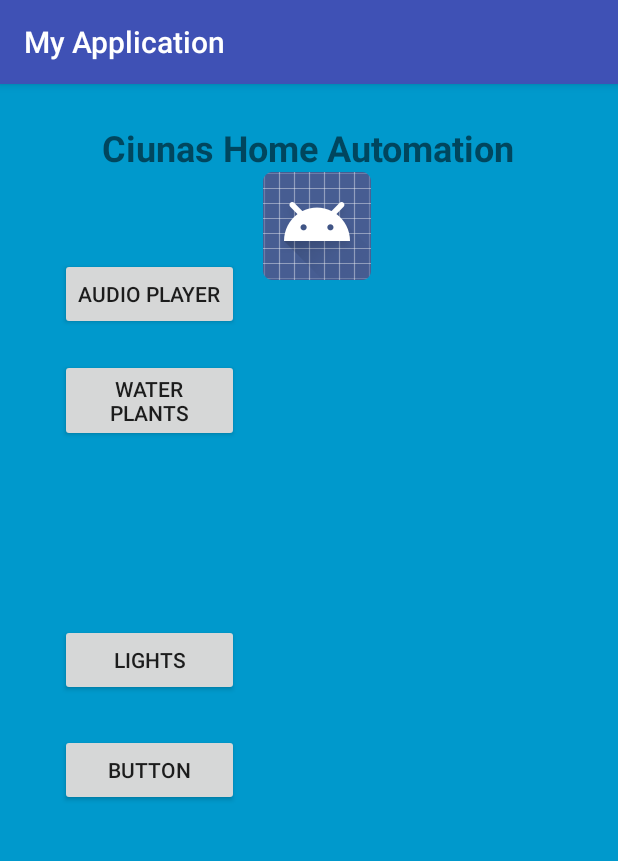
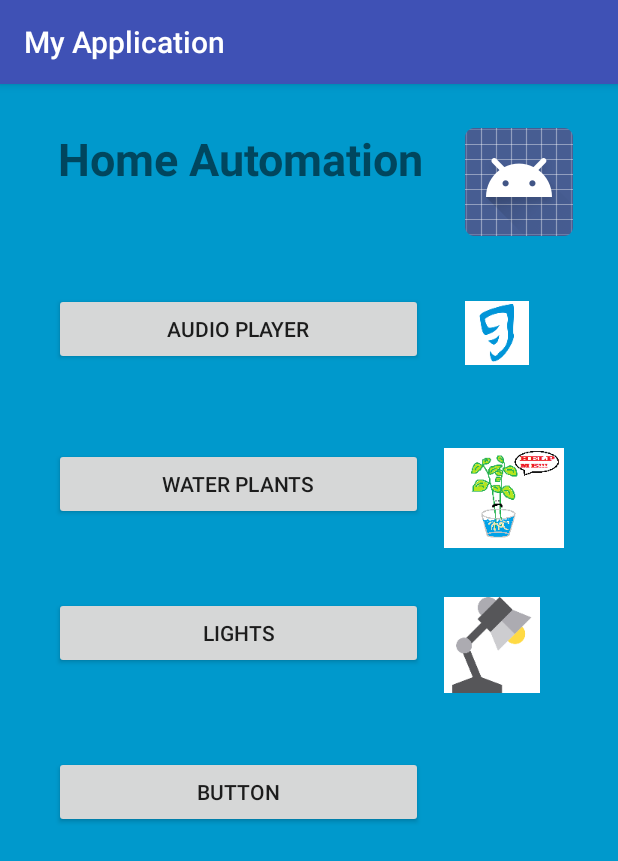
Before and after one commit to Ciunas/homeAutomation, an Android app: the screen it shows after launch (MainActivity), on a phone screen of 412 x 824 dp. Shown: the top 861 px of the screen. Run offline under Robolectric (Android 15) with nearby library versions, the phone set to English and light mode, and no system bars.

Commit message:
update component placement

```diff
--- a/MyApplication/app/build.gradle
+++ b/MyApplication/app/build.gradle
@@ -16,6 +16,11 @@ android {
             minifyEnabled false
             proguardFiles getDefaultProguardFile('proguard-android.txt'), 'proguard-rules.pro'
         }
+
+        debug {
+            debuggable true
+        }
+
     }
 }
 
--- a/MyApplication/app/src/main/java/com/example/ciunas/myapplication/MainActivity.java
+++ b/MyApplication/app/src/main/java/com/example/ciunas/myapplication/MainActivity.java
@@ -5,6 +5,7 @@ import android.support.v7.app.AppCompatActivity;
 import android.os.Bundle;
 import android.view.View;
 import android.widget.Button;
+import android.widget.Toast;
 
 import java.io.BufferedReader;
 import java.io.IOException;
@@ -14,7 +15,6 @@ import java.net.HttpURLConnection;
 
 public class MainActivity extends AppCompatActivity {
 
-    //public static final String URL = "http://localhost:25000";
     Button button1;
     Button button2;
     Button button3;
@@ -37,6 +37,7 @@ public class MainActivity extends AppCompatActivity {
                 buttNum = 3;
                 FetchData task = new FetchData();
                 task.execute();
+
             }
         });
 
@@ -127,6 +128,8 @@ public class MainActivity extends AppCompatActivity {
                 }
 
                 System.out.println(" hello" + buffer.toString());
+                Toast.makeText(MainActivity.this, "Button Pressed!",
+                        Toast.LENGTH_LONG).show();
                 return buffer.toString();
 
             } catch (IOException e) {
--- a/MyApplication/app/src/main/res/layout/activity_main.xml
+++ b/MyApplication/app/src/main/res/layout/activity_main.xml
@@ -16,41 +16,66 @@
             android:text="@string/audio_player"
             android:layout_width="wrap_content"
             android:layout_height="wrap_content"
-            android:layout_marginStart="24dp" android:layout_marginTop="57dp"
+            android:layout_marginTop="38dp"
             android:id="@+id/button1"
-            tools:ignore="UnknownId" android:layout_below="@+id/textView2" android:layout_alignParentStart="true"
-            android:textAlignment="center"/>
+            tools:ignore="UnknownId"
+            android:textAlignment="center"
+            android:layout_marginStart="20dp" android:layout_below="@+id/imageView"
+            android:layout_alignParentStart="true" android:layout_alignEnd="@+id/textView2"/>
     <Button
             android:text="@string/water_plants"
             android:layout_width="wrap_content"
             android:layout_height="wrap_content"
-            android:layout_marginTop="19dp" android:id="@+id/button2" android:layout_below="@+id/button1"
-            android:layout_alignStart="@+id/button1" android:layout_alignEnd="@+id/button1"/>
+            android:id="@+id/button2"
+            android:layout_below="@+id/button1" android:layout_alignStart="@+id/button1"
+            android:layout_marginTop="55dp" android:layout_alignEnd="@+id/button1"/>
     <Button
             android:text="@string/lights"
             android:layout_width="wrap_content"
             android:layout_height="wrap_content"
-            android:id="@+id/button3" android:layout_centerVertical="true" android:layout_alignStart="@+id/button2"
-            android:layout_alignEnd="@+id/button2"/>
+            android:id="@+id/button3"
+            android:layout_below="@+id/button2" android:layout_alignStart="@+id/button2"
+            android:layout_marginTop="51dp" android:layout_alignEnd="@+id/button2"/>
     <Button
             android:text="@string/button2"
             android:layout_width="wrap_content"
             android:layout_height="wrap_content"
-            android:layout_marginTop="25dp" android:id="@+id/button4" android:layout_below="@+id/button3"
-            android:layout_alignStart="@+id/button3" android:layout_alignEnd="@+id/button3"/>
+            android:id="@+id/button4"
+            android:layout_below="@+id/button3" android:layout_alignStart="@+id/button3"
+            android:layout_marginTop="58dp" android:layout_alignEnd="@+id/button3"/>
     <TextView
             android:text="@string/ciunas_home_automation1"
             android:layout_width="wrap_content"
             android:layout_height="wrap_content"
-            android:layout_marginTop="10dp"
+            android:layout_marginTop="13dp"
             android:id="@+id/textView2"
-            android:textSize="24sp" android:textStyle="normal|bold" android:textAlignment="center"
-            android:layout_alignParentTop="true" android:layout_centerHorizontal="true"/>
+            android:textSize="30sp" android:textStyle="normal|bold" android:textAlignment="center"
+            android:layout_alignParentTop="true" android:layout_alignParentStart="true"
+            android:layout_marginStart="22dp" tools:ignore="RelativeOverlap"/>
+    <ImageView
+            android:layout_width="wrap_content"
+            android:layout_height="wrap_content" app:srcCompat="@mipmap/index"
+            android:id="@+id/imageView1"
+            tools:ignore="ContentDescription"
+            android:layout_above="@+id/button2" android:layout_alignStart="@+id/imageView"/>
     <ImageView
             android:layout_width="wrap_content"
             android:layout_height="wrap_content" app:srcCompat="@android:drawable/sym_def_app_icon"
             android:id="@+id/imageView"
             android:contentDescription=""
-            tools:ignore="ContentDescription" android:layout_below="@+id/textView2"
-            android:layout_toEndOf="@+id/button1" android:layout_marginStart="16dp"/>
+            tools:ignore="ContentDescription"
+            android:layout_alignTop="@+id/textView2" android:layout_toEndOf="@+id/textView2"
+            android:layout_marginStart="28dp"/>
+    <ImageView
+            android:layout_width="wrap_content"
+            android:layout_height="wrap_content" app:srcCompat="@mipmap/platsarealive"
+            android:id="@+id/imageView4" tools:ignore="ContentDescription" android:layout_alignTop="@+id/button2"
+            android:layout_toEndOf="@+id/button2" android:layout_marginStart="14dp"/>
+    <ImageView
+            android:layout_width="wrap_content"
+            android:layout_height="wrap_content" app:srcCompat="@mipmap/lamp"
+            android:id="@+id/imageView5"
+            android:contentDescription=""
+            tools:ignore="ContentDescription"
+            android:layout_alignTop="@+id/button3" android:layout_alignStart="@+id/imageView4"/>
 </RelativeLayout>
--- a/MyApplication/app/src/main/res/values/strings.xml
+++ b/MyApplication/app/src/main/res/values/strings.xml
@@ -5,8 +5,7 @@
     <string name="button2">Button</string>
     <string name="button3">Button</string>
     <string name="name">Name</string>
-    <string name="ciunas_home_automation">Ciunas Home Automation</string>
-    <string name="ciunas_home_automation1">Ciunas Home Automation</string>
+    <string name="ciunas_home_automation1">Home Automation</string>
     <string name="audio_player">Audio PLayer</string>
     <string name="lights">Lights</string>
     <string name="water_plants">Water Plants</string>
```
Also changed, not shown: MyApplication/app/src/main/res/mipmap-xxxhdpi/index.png (added), MyApplication/app/src/main/res/mipmap-xxxhdpi/lamp.png (added), MyApplication/app/src/main/res/mipmap-xxxhdpi/plant.jpg (added), MyApplication/app/src/main/res/mipmap-xxxhdpi/platsarealive.png (added).
